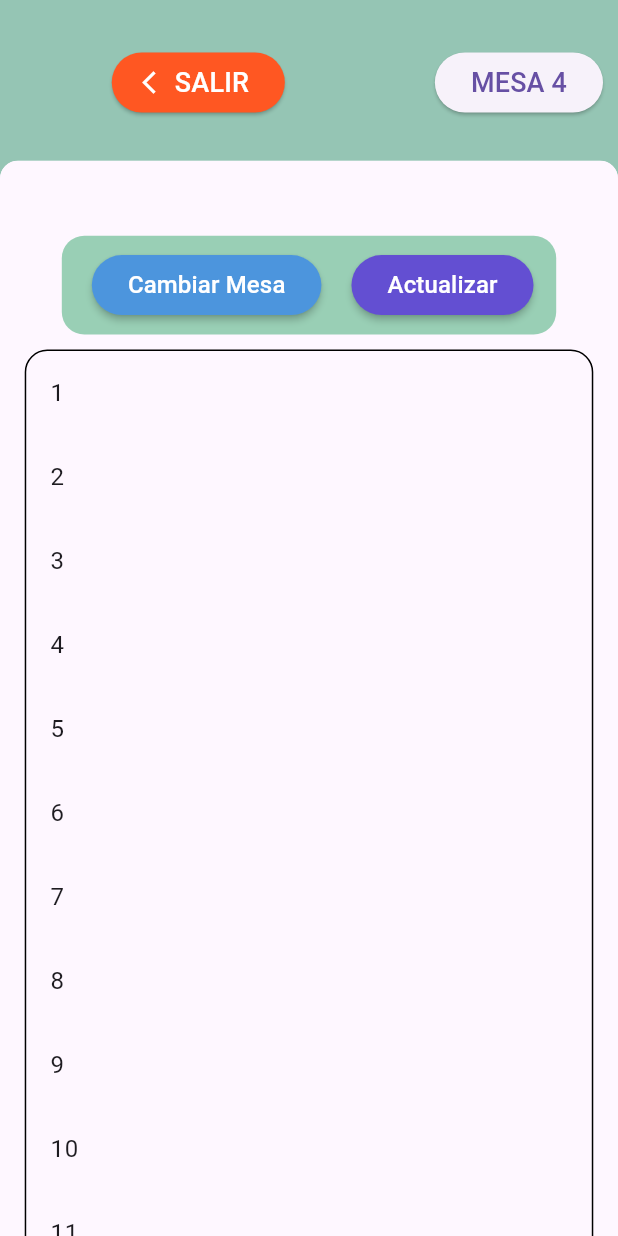
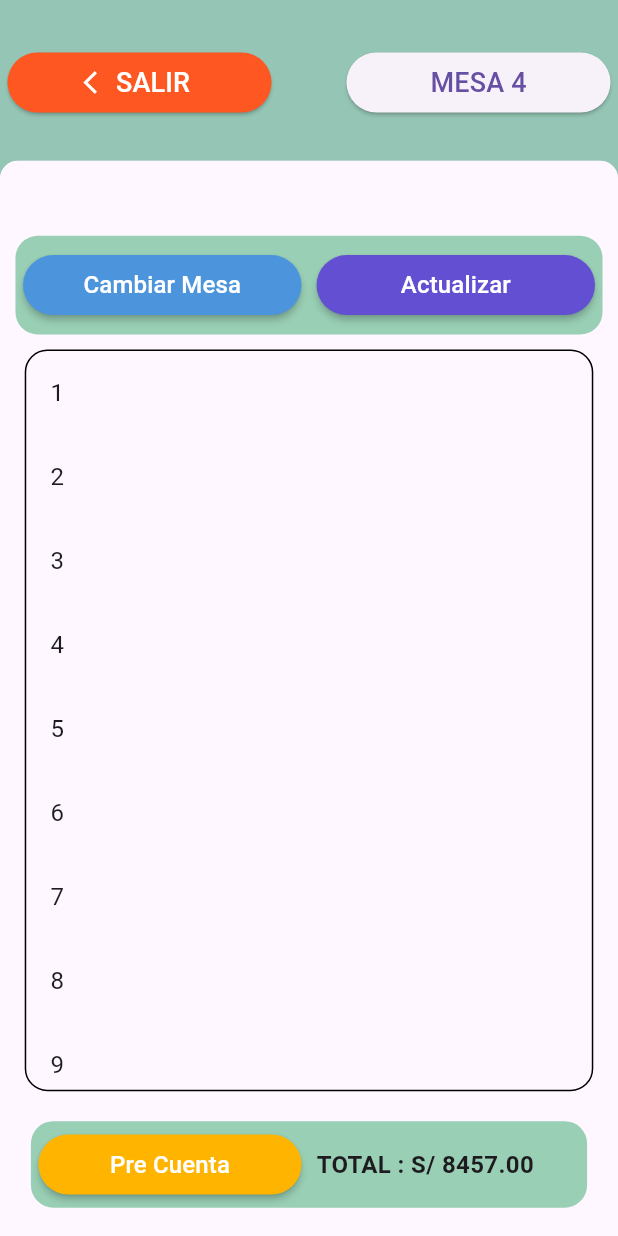
Before and after one commit to JosueRamirezH01/AppNakamuraFood, a Flutter app: the screen it shows after launch, after a tap on "CANTIDAD", on a phone screen of 412 x 824 dp. Run offline on Flutter 3.47's test engine with Material 3 defaults, Android fonts, the phone set to English and light mode, and no system bars; our stand-ins replace fluttertoast, modal_bottom_sheet; missing offline and left inert: mysql1; Roboto replaces fonts that are missing (NimbusSans).

Commit message:
cambio detalle de pre cuenta

```diff
--- a/lib/home/details/datails_page.dart
+++ b/lib/home/details/datails_page.dart
@@ -1,5 +1,7 @@
 
+import 'package:flutter/cupertino.dart';
 import 'package:flutter/material.dart';
+import 'package:flutter/widgets.dart';
 class DetailsPage extends StatefulWidget {
   const DetailsPage({super.key});
 
@@ -11,6 +13,8 @@ class _DetailsPageState extends State<DetailsPage> {
   List<String> items = [
    '1','2','3','4','5','6','7','8','9','10','11','12','13','14','15','16','17','18','19','20'
   ];
+  List<String> mesa =['Mesa 1', 'Mesa 2', 'Mesa 3', 'Mesa 4'];
+  String? selectedMesa;
   @override
   Widget build(BuildContext context) {
     return   Scaffold(
@@ -18,7 +22,7 @@ class _DetailsPageState extends State<DetailsPage> {
         child: Column(
           children: [
             cabecera(),
-            SizedBox(height: 10),
+            const SizedBox(height: 10),
             contenido(),
             debajo()
           ],
@@ -30,9 +34,9 @@ class _DetailsPageState extends State<DetailsPage> {
   Widget contenido(){
     return SingleChildScrollView(
       child: Container(
-        height: MediaQuery.of(context).size.height * 0.74,
+        height: MediaQuery.of(context).size.height * 0.6,
         width: MediaQuery.of(context).size.height * 0.46,
-        decoration: BoxDecoration(borderRadius: BorderRadius.all(Radius.circular(15)), border: Border.all()),
+        decoration: BoxDecoration(borderRadius: const BorderRadius.all(Radius.circular(15)), border: Border.all()),
         child: ListView.builder(
             itemCount: items.length,
             itemBuilder: (_, int index) {
@@ -49,23 +53,29 @@ class _DetailsPageState extends State<DetailsPage> {
     return Center(
       child: Container(
         margin: const EdgeInsets.only(top: 50),
-        padding: const EdgeInsets.only(left: 20),
-        width: MediaQuery.of(context).size.width * 0.8,
+        width: MediaQuery.of(context).size.width * 0.95,
         height: MediaQuery.of(context).size.height * 0.08,
         decoration: const BoxDecoration(borderRadius: BorderRadius.all(Radius.circular(15)),color: Color(0xFF99CFB5)),
         child: Row(
           children: [
-              ElevatedButton(
+            const SizedBox(width: 5),
+
+            Expanded(
+                child: ElevatedButton(
                   style: const ButtonStyle(
                     elevation: MaterialStatePropertyAll(2),
                     backgroundColor: MaterialStatePropertyAll(Color(0xFF4C95DD))
                   ),
-                  onPressed: (){},
+                    onPressed: (){
+                    mostrarMesa();
+                    },
                     child: const Text(
                       'Cambiar Mesa',style: TextStyle(color: Colors.white, fontSize: 16),
                     )),
-            const SizedBox(width: 20),
-            ElevatedButton(
+              ),
+            const SizedBox(width: 10),
+            Expanded(
+              child: ElevatedButton(
                   style: const ButtonStyle(
                       elevation: MaterialStatePropertyAll(2),
                       backgroundColor: MaterialStatePropertyAll(Color(0xFF634FD2))
@@ -73,25 +83,63 @@ class _DetailsPageState extends State<DetailsPage> {
                   onPressed: (){},
                   child: const Text(
                       'Actualizar',style: TextStyle(color: Colors.white, fontSize: 16)
-                ))
+                  )),
+            ),
+            const SizedBox(width: 5),
+
           ],
         ),
       ),
     );
   }
 
+  Future<String?> mostrarMesa(){
+    return showDialog<String>(
+      context: context,
+      builder: (BuildContext context) => AlertDialog(
+        title: const Text('Cambiar Mesa'),
+        content: DropdownButtonFormField<String>(
+        value: selectedMesa,
+            onChanged: (String? newValue) {
+              setState(() {
+              selectedMesa = newValue;
+            });
+         },
+          items: mesa
+        .map<DropdownMenuItem<String>>(
+          (String value) => DropdownMenuItem<String>(
+         value: value,
+         child: Text(value),
+       ),
+          )
+           .toList(),
+       ),
+        actions: <Widget>[
+          TextButton(
+            onPressed: () => Navigator.pop(context, 'Cancel'),
+            child: const Text('Cancel'),
+          ),
+          TextButton(
+            onPressed: () => Navigator.pop(context, 'Ok'),
+            child: const Text('Confimar'),
+          ),
+        ],
+      ),
+    );
+  }
 
   Widget debajo(){
     return Center(
       child: Container(
         margin: const EdgeInsets.only(top: 20),
-        padding: const EdgeInsets.only(left: 20),
         width: MediaQuery.of(context).size.width * 0.9,
         height: MediaQuery.of(context).size.height * 0.07,
         decoration: const BoxDecoration(borderRadius: BorderRadius.all(Radius.circular(15)),color: Color(0xFF99CFB5)),
         child: Row(
           children: [
-            ElevatedButton(
+            const SizedBox(width: 5),
+            Expanded(
+              child: ElevatedButton(
                   style: const ButtonStyle(
                       elevation: MaterialStatePropertyAll(2),
                       backgroundColor: MaterialStatePropertyAll(Color(0xFFFFB500))
@@ -100,9 +148,20 @@ class _DetailsPageState extends State<DetailsPage> {
                   child: const Text(
                     'Pre Cuenta',style: TextStyle(color: Colors.white, fontSize: 16),
                   )),
-            const SizedBox(width: 20),
-            Text('TOTAL : ',style: TextStyle(fontSize: 18, fontWeight: FontWeight.bold)),
-            Text('S/ 8457.00',style: TextStyle(fontSize: 18, fontWeight: FontWeight.bold))
+            ),
+            const SizedBox(width: 10),
+            const Expanded(
+              child:  SizedBox(
+                child: Row(
+                  children: [
+                    Text('TOTAL : ',style: TextStyle(fontSize: 16, fontWeight: FontWeight.bold)),
+                    Text('S/ 8457.00',style: TextStyle(fontSize: 16, fontWeight: FontWeight.bold))
+                  ],
+                ),
+              ),
+            ),
+            const SizedBox(width: 5),
+
           ],
         ),
       ),
--- a/lib/home/productos/productos_page.dart
+++ b/lib/home/productos/productos_page.dart
@@ -1,5 +1,8 @@
 
+import 'package:flutter/cupertino.dart';
 import 'package:flutter/material.dart';
+import 'package:flutter/widgets.dart';
+import 'package:fluttertoast/fluttertoast.dart';
 import 'package:modal_bottom_sheet/modal_bottom_sheet.dart';
 import 'package:restauflutter/home/details/datails_page.dart';
 
@@ -32,8 +35,10 @@ class _ProductosPageState extends State<ProductosPage> {
             toolbarHeight: 100,
             backgroundColor: const Color(0xFF99CFB5),
             actions: [
-              Padding(
-                        padding: const EdgeInsets.only(top: 10,right: 100),
+              const SizedBox(width: 5),
+              Expanded(
+                child: Padding(
+                          padding: const EdgeInsets.only(top: 10),
                           child: ElevatedButton.icon(
                             style: const ButtonStyle(backgroundColor: MaterialStatePropertyAll(Colors.deepOrange)),
                               onPressed: (){
@@ -41,13 +46,18 @@ class _ProductosPageState extends State<ProductosPage> {
                               icon: const Icon(Icons.arrow_back_ios_outlined, color: Colors.white,),
                               label: const Text("SALIR", style: TextStyle(fontSize: 18, color: Colors.white),)),
                         ),
-              Padding(
-                padding: const EdgeInsets.only(top: 10,right: 10),
+              ),
+              const SizedBox(width: 50),
+              Expanded(
+                child: Padding(
+                  padding: const EdgeInsets.only(top: 10),
                   child: ElevatedButton(
                     onPressed: (){
                     },
                     child: const Text('MESA 4', style: TextStyle(fontSize: 18)),),
-              )
+                ),
+              ),
+              const SizedBox(width: 5)
             ],
             bottom: const TabBar(
               isScrollable: true,
@@ -114,7 +124,7 @@ class _ProductosPageState extends State<ProductosPage> {
         return SingleChildScrollView(
           child: SizedBox(
             height: MediaQuery.of(context).size.height * 0.87,
-            child: DetailsPage(),
+            child: const DetailsPage(),
           ),
         );
       },
@@ -123,7 +133,7 @@ class _ProductosPageState extends State<ProductosPage> {
  Widget _cardProduct() {
    return GestureDetector(
      onTap: () {
-
+       agregarMsj();
      },
      child: SizedBox(
        child: Card(
@@ -230,4 +240,16 @@ class _ProductosPageState extends State<ProductosPage> {
       ),
     );
   }
+  void agregarMsj(){
+    Fluttertoast.showToast(
+        msg: "Se Guardo correctamente a Pre-cuenta",
+        toastLength: Toast.LENGTH_SHORT,
+        gravity: ToastGravity.BOTTOM,
+        timeInSecForIosWeb: 1,
+        backgroundColor: Colors.green,
+        textColor: Colors.white,
+        fontSize: 16.0
+    );
   }
+
+}
--- a/pubspec.yaml
+++ b/pubspec.yaml
@@ -38,6 +38,7 @@ dependencies:
   http: ^1.2.1
   mysql1: ^0.20.0
   modal_bottom_sheet: ^3.0.0
+  fluttertoast: ^8.2.4
 
 dev_dependencies:
   flutter_test:
```
Also changed, not shown: pubspec.lock, 1 other file. Lines whose indentation alone changed are shown as unchanged.
